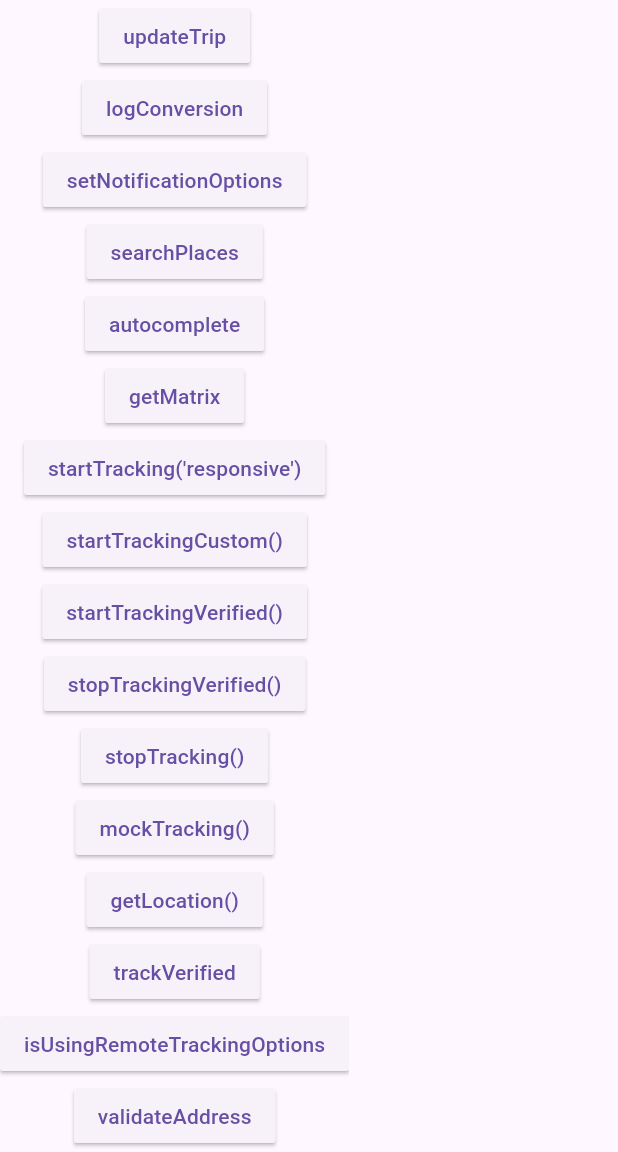
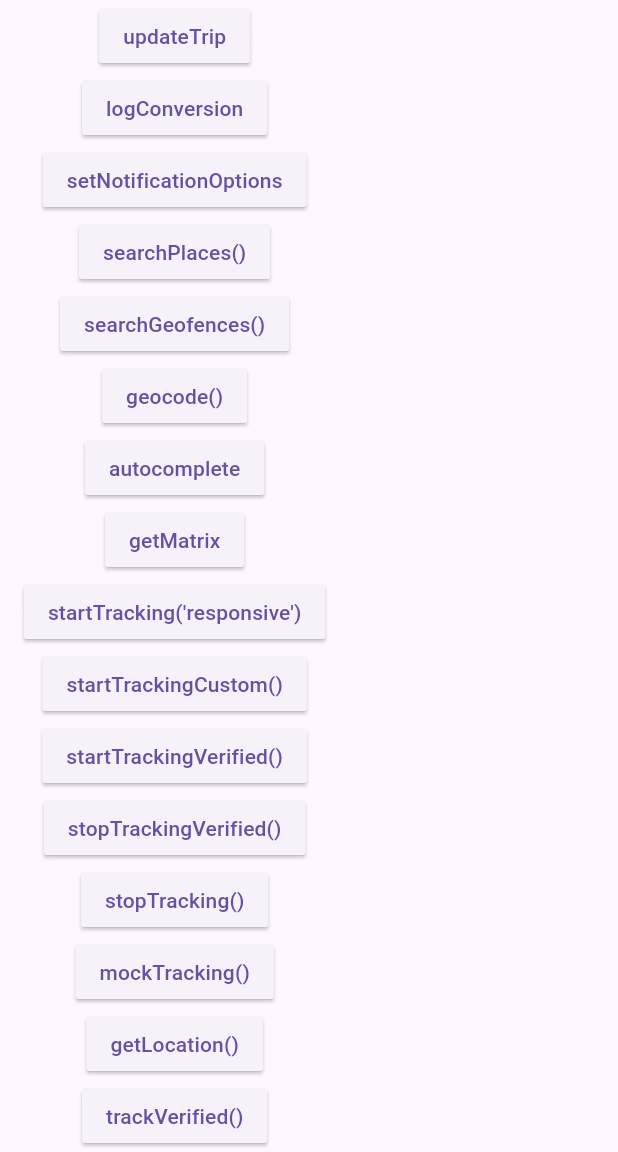
Before and after one commit to radarlabs/flutter-radar, a Flutter app: the screen it shows after launch, scrolled down 356 dp, on a phone screen of 412 x 824 dp, the part 84-1236 px from its top. Run offline on Flutter 3.47's test engine with Material 3 defaults, Android fonts, the phone set to English and light mode, and no system bars.

Commit message:
add to example and fix ios delegate

```diff
--- a/example/lib/main.dart
+++ b/example/lib/main.dart
@@ -249,7 +249,35 @@ class _MyAppState extends State<MyApp> with WidgetsBindingObserver {
                 );
                 print("searchPlaces: $resp");
               },
-              child: Text('searchPlaces'),
+              child: Text('searchPlaces()'),
+            ),
+            ElevatedButton(
+              style: raisedButtonStyle,
+              onPressed: () async {
+                var resp = await Radar.searchGeofences(
+                  near: {
+                    'latitude': 40.783826,
+                    'longitude': -73.975363,
+                  },
+                  radius: 1000,
+                  limit: 10,
+                  includeGeometry: true,
+                  tags: List.empty(),
+                  metadata: {},
+                );
+                print("searchGeofences: $resp");
+              },
+              child: Text('searchGeofences()'),
+            ),
+            ElevatedButton(
+              style: raisedButtonStyle,
+              onPressed: () async {
+                var resp = await Radar.geocode(
+                  '20 jay st brooklyn',
+                );
+                print("geocode: $resp");
+              },
+              child: Text('geocode()'),
             ),
             ElevatedButton(
               style: raisedButtonStyle,
@@ -383,7 +411,7 @@ class _MyAppState extends State<MyApp> with WidgetsBindingObserver {
                 Map? resp = await Radar.trackVerified();
                 print("trackVerified: $resp");
               },
-              child: Text('trackVerified'),
+              child: Text('trackVerified()'),
             ),
 
             ElevatedButton(
--- a/lib/flutter_radar.dart
+++ b/lib/flutter_radar.dart
@@ -469,7 +469,7 @@ class Radar {
 
   static Future<Map?> trackVerified({bool? beacons}) async {
     try {
-      return await _channel.invokeMethod('trackVerified', {'beacons': beacons});
+      return await _channel.invokeMethod('trackVerified', {'beacons': beacons != null ? beacons : false});
     } on PlatformException catch (e) {
       print(e);
       return {'error': e.code};
```
Also changed, not shown: 1 other file.
